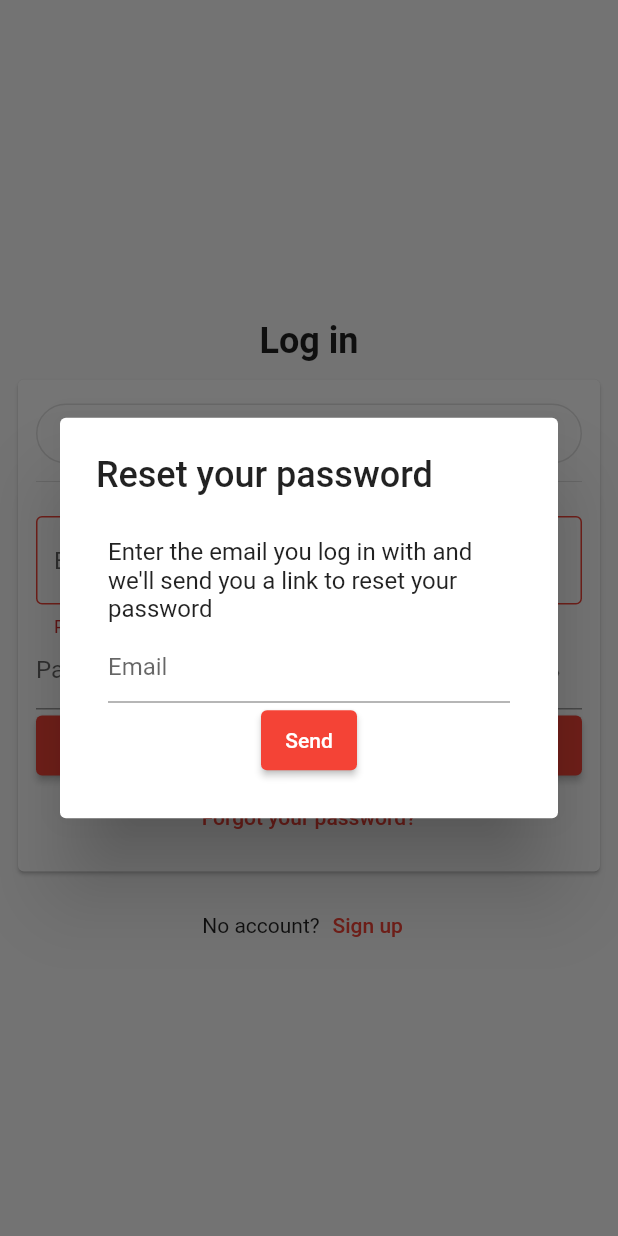
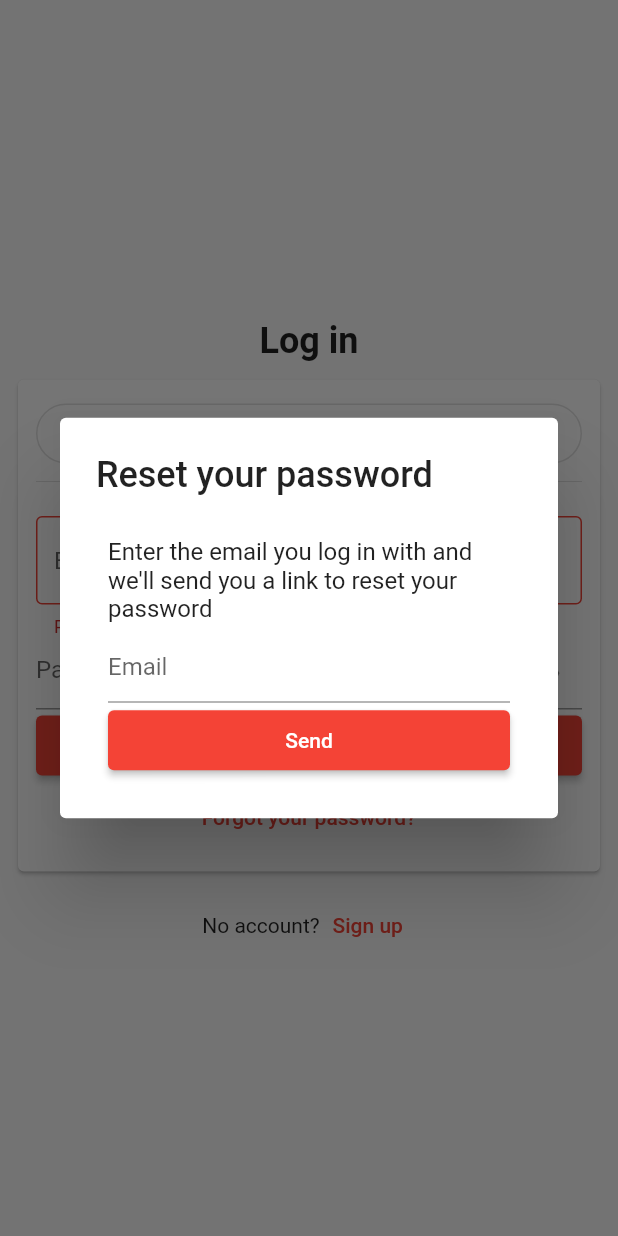
Before and after one commit to bzlister/auth-tutorial, a Flutter app: the screen it shows after launch, after a tap on "Create account", after a tap on "Log in", after a tap on "Forgot your password?", on a phone screen of 412 x 824 dp. Run offline on Flutter 3.47's test engine with Material 2 defaults, Android fonts, the light colour scheme and no system bars; our stand-ins replace firebase_auth, firebase_core, firebase_database, flutter_easyloading, google_sign_in; accounts and stored records are empty.

Commit message:
fix reset password

```diff
--- a/lib/auth/reset_password.dart
+++ b/lib/auth/reset_password.dart
@@ -5,26 +5,18 @@
 import '../services/authentication_service.dart';
 import '../services/service_utils.dart';
 
-class ResetPassword extends StatefulWidget {
+class ResetPassword extends StatelessWidget {
   final _emailController = TextEditingController();
   final _emailValidationKey = GlobalKey<FormState>();
 
   ResetPassword({Key? key}) : super(key: key);
-
-  @override
-  State<ResetPassword> createState() => _ResetPasswordState();
-}
-
-class _ResetPasswordState extends State<ResetPassword> {
-  late bool _shouldValidateEmail;
-  late Status _status;
 
   String getErrorMessage(String? code) {
     switch (code) {
       case "invalid-email":
         return "The email you provided is invalid. Please try again with a different email address.";
       case "user-not-found":
-        return "Account ${widget._emailController.text} not found.";
+        return "Account ${_emailController.text} not found.";
       case "missing-android-pkg-name":
       case "missing-continue-uri":
       case "unauthorized-continue-uri":
@@ -37,29 +29,29 @@
   }
 
   @override
-  void initState() {
-    _shouldValidateEmail = false;
-    _status = Status.sendEmail;
-    super.initState();
-  }
+  Widget build(BuildContext context) {
+    return TextButton(
+      child: const Text("Forgot your password?"),
+      onPressed: () {
+        showDialog(
+            context: context,
+            builder: (BuildContext dialogContext) {
+              bool shouldValidateEmail = false;
+              Status status = Status.sendEmail;
 
-  @override
-  void dispose() {
-    widget._emailController.dispose();
-    super.dispose();
-  }
-
-  @override
-  Widget build(BuildContext context) {
               return AlertDialog(
                 title: const Text(
                   "Reset your password",
                   style: TextStyle(fontSize: 24),
                 ),
-      content: Padding(
+                content: StatefulBuilder(
+                  builder: (dialogContext, setState) => Padding(
                     padding: const EdgeInsets.all(8),
-          child: Column(mainAxisAlignment: MainAxisAlignment.center, mainAxisSize: MainAxisSize.min, children: [
-            if (_status == Status.sendEmail) ...[
+                    child: Column(
+                      mainAxisAlignment: MainAxisAlignment.center,
+                      mainAxisSize: MainAxisSize.min,
+                      children: [
+                        if (status == Status.sendEmail) ...[
                           const Padding(
                             padding: EdgeInsets.only(bottom: 5),
                             child: Align(alignment: Alignment.topLeft, child: Text("Enter the email you log in with and we'll send you a link to reset your password")),
@@ -68,15 +60,15 @@
                             onFocusChange: (hasFocus) {
                               if (!hasFocus) {
                                 setState(() {
-                      _shouldValidateEmail = true;
+                                  shouldValidateEmail = true;
                                 });
                               }
                             },
                             child: Form(
-                  key: widget._emailValidationKey,
+                              key: _emailValidationKey,
                               child: TextFormField(
-                    autovalidateMode: _shouldValidateEmail ? AutovalidateMode.always : AutovalidateMode.disabled,
-                    controller: widget._emailController,
+                                autovalidateMode: shouldValidateEmail ? AutovalidateMode.always : AutovalidateMode.disabled,
+                                controller: _emailController,
                                 keyboardType: TextInputType.emailAddress,
                                 maxLines: 1,
                                 validator: (value) {
@@ -113,13 +105,16 @@
                             child: SizedBox(
                               height: 40,
                               child: ElevatedButton(
+                                style: ElevatedButton.styleFrom(
+                                  minimumSize: const Size.fromHeight(40),
+                                ),
                                 onPressed: () async {
-                      if (widget._emailValidationKey.currentState!.validate()) {
+                                  if (_emailValidationKey.currentState!.validate()) {
                                     await context
                                         .read<AuthenticationService>()
-                            .sendResetPasswordEmail(widget._emailController.text.trim())
+                                        .sendResetPasswordEmail(_emailController.text.trim())
                                         .then((_) => setState(() {
-                                  _status = Status.emailSent;
+                                              status = Status.emailSent;
                                             }))
                                         .catchError(
                                           (error) => context.read<Function(String)>()(getErrorMessage(error.code)),
@@ -130,16 +125,16 @@
                               ),
                             ),
                           ),
-            ] else if (_status == Status.emailSent) ...[
-              Text("We've sent an email containing a link to reset your password to ${widget._emailController.text.trim()}"),
-              ElevatedButton(
-                onPressed: () {
-                  navigatorKey.currentState?.pop();
+                        ] else if (status == Status.emailSent) ...[
+                          Text("We've sent an email containing a link to reset your password to ${_emailController.text.trim()}"),
+                        ],
+                      ],
+                    ),
+                  ),
+                ),
+              );
+            });
       },
-                child: const Text("Log in"),
-              ),
-            ],
-          ])),
     );
   }
 }
--- a/lib/auth/unauthenticated.dart
+++ b/lib/auth/unauthenticated.dart
@@ -258,15 +258,7 @@
                           child: _mode == Mode.signUp ? const Text("Create account") : const Text("Log in"),
                         ),
                         if (_mode == Mode.signIn) ...[
-                          Align(
-                            alignment: Alignment.center,
-                            child: TextButton(
-                              child: const Text("Forgot your password?"),
-                              onPressed: () {
-                                showDialog(context: context, builder: (context) => ResetPassword());
-                              },
-                            ),
-                          ),
+                          Align(alignment: Alignment.center, child: ResetPassword()),
                         ]
                       ],
                     ),
```
Lines whose indentation alone changed are shown as unchanged.
